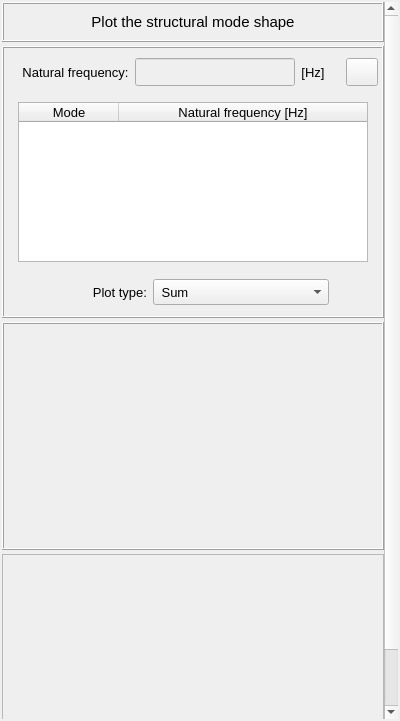
Qt form vibra/interface/data/ui_files/plots/structural/structural_mode_shape_inputs.ui (MOPT-UFSC/VIBRA) before a commit.
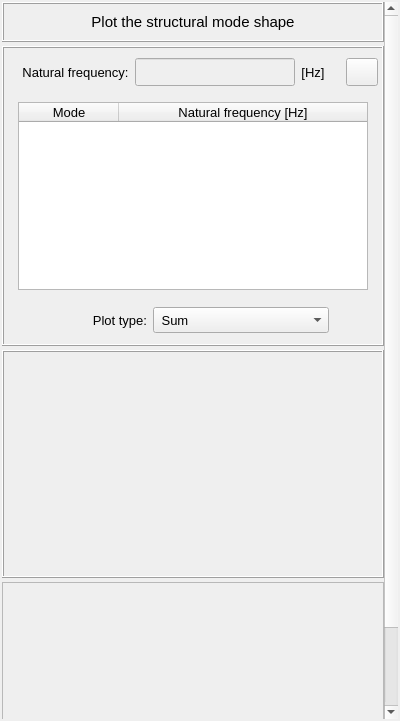
The same form after that commit. Icons and pictures are not drawn.

```diff
--- a/vibra/interface/data/ui_files/plots/structural/structural_mode_shape_inputs.ui
+++ b/vibra/interface/data/ui_files/plots/structural/structural_mode_shape_inputs.ui
@@ -47,9 +47,9 @@
       <property name="geometry">
        <rect>
         <x>0</x>
-        <y>-63</y>
+        <y>0</y>
         <width>382</width>
-        <height>780</height>
+        <height>808</height>
        </rect>
       </property>
       <layout class="QGridLayout" name="gridLayout_7">
@@ -457,6 +457,12 @@
           </item>
           <item row="1" column="0">
            <widget class="QFrame" name="frame_4">
+            <property name="minimumSize">
+             <size>
+              <width>0</width>
+              <height>200</height>
+             </size>
+            </property>
             <property name="maximumSize">
              <size>
               <width>16777215</width>
```
